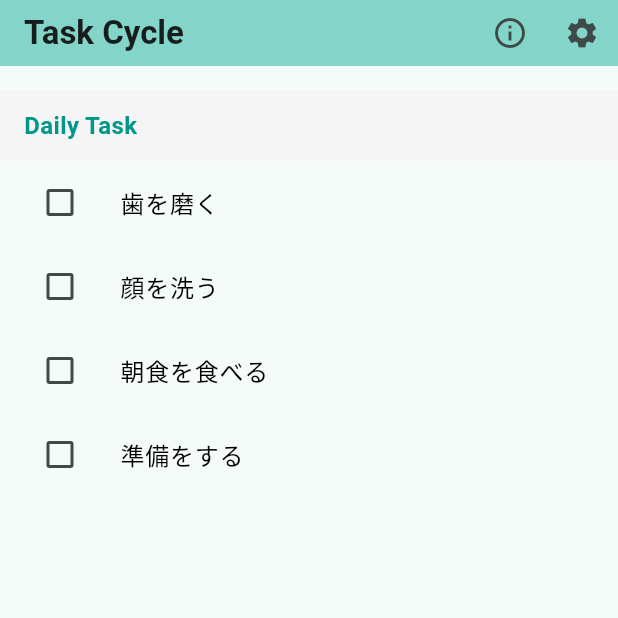
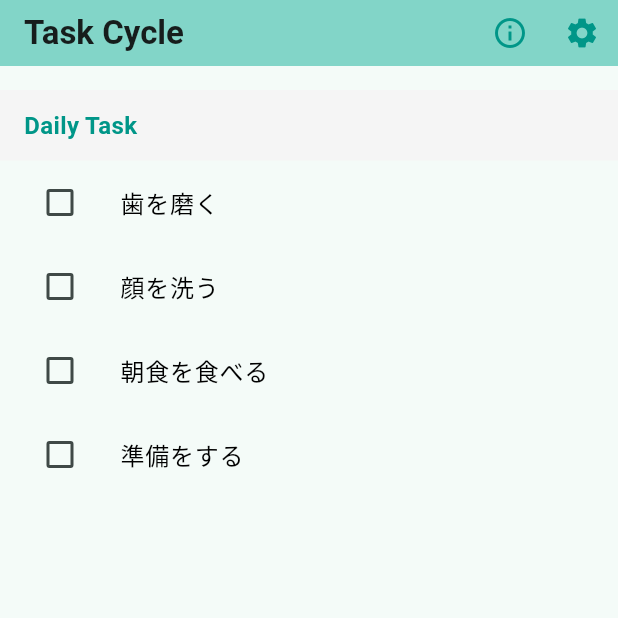
Before and after one commit to kenji-uematsu/morning_routine_app, a Flutter app: the screen it shows after launch, after a tap on the "info outline" icon, on a phone screen of 412 x 824 dp, the top half of it. Run offline on Flutter 3.47's test engine with Material 3 defaults, Android fonts, the phone set to English and light mode, and no system bars; our stand-ins replace shared_preferences; generated files the repository leaves out were written again.

Commit message:
多言語対応

```diff
--- a/lib/main.dart
+++ b/lib/main.dart
@@ -332,60 +332,44 @@ class _MyHomePageState extends State<MyHomePage> with WidgetsBindingObserver {
       context: context,
       builder:
           (context) => AlertDialog(
-            title: Text(
-              Localizations.localeOf(context).languageCode == 'ja'
-                  ? 'このアプリについて'
-                  : 'About This App', // 変更なし
-            ),
+            title: Text(AppLocalizations.of(context)!.aboutAppTitle),
             content: Column(
               mainAxisSize: MainAxisSize.min,
               crossAxisAlignment: CrossAxisAlignment.start,
               children: [
                 Text(
-                  Localizations.localeOf(context).languageCode == 'ja'
-                      ? '【主な使い方】'
-                      : '[Main Features]', // 変更なし
+                  AppLocalizations.of(context)!.mainFeaturesHeader,
                   style: const TextStyle(fontWeight: FontWeight.bold),
                 ),
                 Text(
-                  Localizations.localeOf(context).languageCode == 'ja'
-                      ? '繰り返し実行するタスクの消化状況を管理するアプリです。'
-                      : 'This app helps you manage tasks.', // 修正：日本語に合わせて簡潔に
+                  AppLocalizations.of(context)!.mainFeaturesDescription,
                   style: TextStyle(fontSize: 14),
                 ),
                 const SizedBox(height: 12),
 
                 Text(
-                  Localizations.localeOf(context).languageCode == 'ja'
-                      ? '【自動リセット機能】'
-                      : '[Auto Reset Feature]', // 変更なし
+                  AppLocalizations.of(context)!.autoResetHeader,
                   style: const TextStyle(fontWeight: FontWeight.bold),
                 ),
                 Text(
-                  Localizations.localeOf(context).languageCode == 'ja'
-                      ? '消化したタスクはそれぞれ以下のタイミングでリセットされて未消化の状態に戻ります。\n・毎日のタスク: 毎日0時にリセット\n・毎週のタスク: 毎週月曜0時にリセット\n・毎月のタスク: 毎月1日0時にリセット'
-                      : 'Completed tasks will be automatically reset to incomplete status at the following times:\n・Daily tasks: Reset at midnight every day\n・Weekly tasks: Reset at midnight every Monday\n・Monthly tasks: Reset at midnight on the first day of each month', // 修正：「消化したタスク」の意味を正確に翻訳
+                  AppLocalizations.of(context)!.autoResetDescription,
                   style: TextStyle(fontSize: 14),
                 ),
                 const SizedBox(height: 12),
 
                 Text(
-                  Localizations.localeOf(context).languageCode == 'ja'
-                      ? '【タスクの追加・編集・削除の方法】'
-                      : '[Task Management]', // 変更なし
+                  AppLocalizations.of(context)!.taskManagementHeader,
                   style: const TextStyle(fontWeight: FontWeight.bold),
                 ),
                 Text(
-                  Localizations.localeOf(context).languageCode == 'ja'
-                      ? '右上の設定アイコンから設定画面に進むことでタスクの追加・編集・削除ができます。'
-                      : 'To add, edit, or delete tasks, go to the settings screen by tapping the settings icon in the top-right corner.', // 修正：より自然な表現に
+                  AppLocalizations.of(context)!.taskManagementDescription,
                   style: TextStyle(fontSize: 14),
                 ),
               ],
             ),
             actions: [
               TextButton(
-                child: Text('OK'),
+                child: Text(AppLocalizations.of(context)!.okButton),
                 onPressed: () => Navigator.of(context).pop(),
               ),
             ],
@@ -432,7 +416,7 @@ class _MyHomePageState extends State<MyHomePage> with WidgetsBindingObserver {
           // デバッグ用リセットボタン（デバッグモード時のみ表示）
           if (_debugModeEnabled)
             IconButton(
-              icon: const Icon(Icons.refresh),
+              icon: const Icon(Icons.refresh, color: Colors.teal), // 色を追加
               tooltip: 'Debug Reset',
               onPressed: () {
                 _forceResetTasks();
@@ -440,16 +424,13 @@ class _MyHomePageState extends State<MyHomePage> with WidgetsBindingObserver {
             ),
           // 情報アイコン
           IconButton(
-            icon: const Icon(Icons.info_outline),
-            tooltip:
-                Localizations.localeOf(context).languageCode == 'ja'
-                    ? 'アプリの使い方'
-                    : 'How to Use',
-            onPressed: _showAppExplanationDialog, // メソッド名も変更
+            icon: const Icon(Icons.info_outline, color: Colors.teal), // 色を追加
+            tooltip: AppLocalizations.of(context)!.howToUse,
+            onPressed: _showAppExplanationDialog,
           ),
           // 設定アイコン
           IconButton(
-            icon: const Icon(Icons.settings),
+            icon: const Icon(Icons.settings, color: Colors.teal), // 色を追加
             onPressed: _openSettings,
           ),
         ],
```
Also changed, not shown: lib/l10n/app_en.arb (+10 -1 lines), lib/l10n/app_ja.arb (+10 -1 lines).
